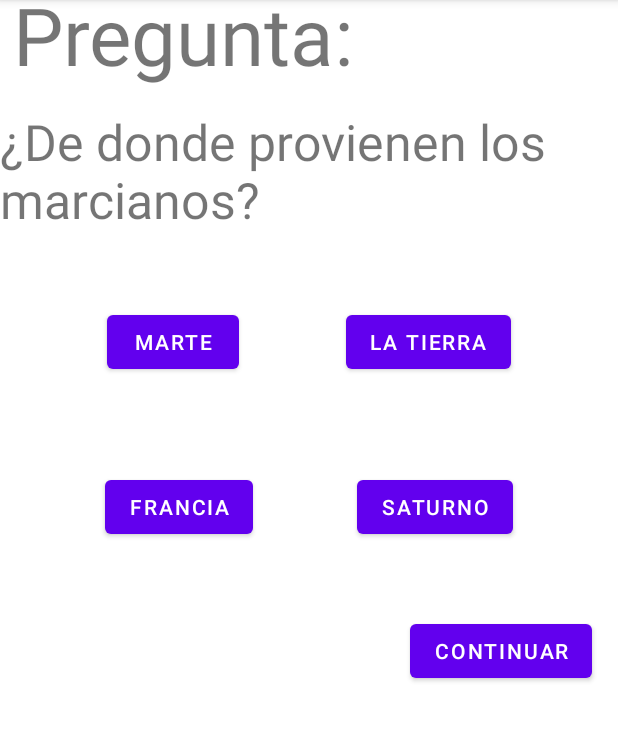
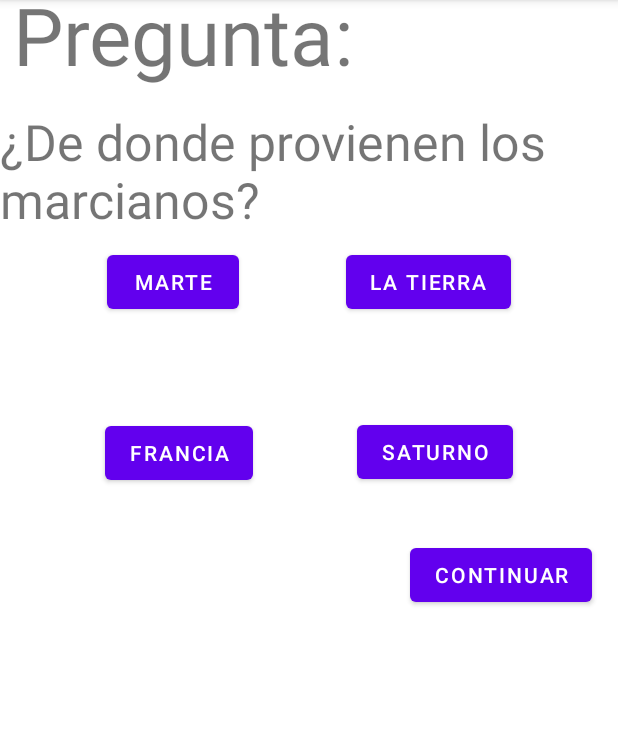
Before and after one commit to AnderGamer10/Quiz-De-Idiomas, an Android app: the screen it shows after launch (MainActivity), on a phone screen of 412 x 824 dp, the part 84-825 px from its top. Run offline under Robolectric (Android 15) with nearby library versions, the light colour scheme and no system bars.

```diff
--- a/app/src/main/res/layout/activity_main.xml
+++ b/app/src/main/res/layout/activity_main.xml
@@ -21,7 +21,7 @@
 
 
     <Button
-        android:id="@+id/botonComprobar"
+        android:id="@+id/botonContinuar"
         android:layout_width="wrap_content"
         android:layout_height="wrap_content"
         android:text="@string/boton"
@@ -30,7 +30,7 @@
         app:layout_constraintHorizontal_bias="0.94"
         app:layout_constraintStart_toStartOf="parent"
         app:layout_constraintTop_toTopOf="parent"
-        app:layout_constraintVertical_bias="0.569" />
+        app:layout_constraintVertical_bias="0.499" />
 
     <TextView
         android:id="@+id/textView2"
@@ -50,7 +50,7 @@
         android:id="@+id/opcion1"
         android:layout_width="wrap_content"
         android:layout_height="wrap_content"
-        android:layout_marginTop="204dp"
+        android:layout_marginTop="164dp"
         android:text="Button"
         app:layout_constraintBottom_toTopOf="@+id/opcion3"
         app:layout_constraintEnd_toStartOf="@+id/opcion2"
@@ -63,7 +63,7 @@
         android:id="@+id/opcion2"
         android:layout_width="wrap_content"
         android:layout_height="wrap_content"
-        android:layout_marginTop="204dp"
+        android:layout_marginTop="164dp"
         android:text="Button"
         app:layout_constraintBottom_toTopOf="@+id/opcion4"
         app:layout_constraintEnd_toEndOf="parent"
@@ -82,7 +82,7 @@
         app:layout_constraintHorizontal_bias="0.5"
         app:layout_constraintStart_toStartOf="parent"
         app:layout_constraintTop_toTopOf="parent"
-        app:layout_constraintVertical_bias="0.436" />
+        app:layout_constraintVertical_bias="0.386" />
 
     <Button
         android:id="@+id/opcion4"
@@ -94,6 +94,6 @@
         app:layout_constraintHorizontal_bias="0.5"
         app:layout_constraintStart_toEndOf="@+id/opcion3"
         app:layout_constraintTop_toTopOf="parent"
-        app:layout_constraintVertical_bias="0.436" />
+        app:layout_constraintVertical_bias="0.385" />
 
 </androidx.constraintlayout.widget.ConstraintLayout>
--- a/app/src/main/res/values/strings.xml
+++ b/app/src/main/res/values/strings.xml
@@ -10,7 +10,7 @@
     <array name="preguntas">
         <item>¿De donde provienen los marcianos?;*Marte;La tierra;Francia;Saturno</item>
         <item>¿De donde provienen los murcianos?;*Murcia;Madrid;Estambul;Berlin</item>
-        <item>¿Como es perro en ruso?;*Sobaka;Koshka;Lev;Akula</item>
+        <item>¿Como es perro en ruso?;Koshka;Lev;Akula;*Sobaka</item>
     </array>
 
 
```
Also changed, not shown: app/src/main/java/com/example/quizdeidiomas/MainActivity.java (+86 -4 lines).
